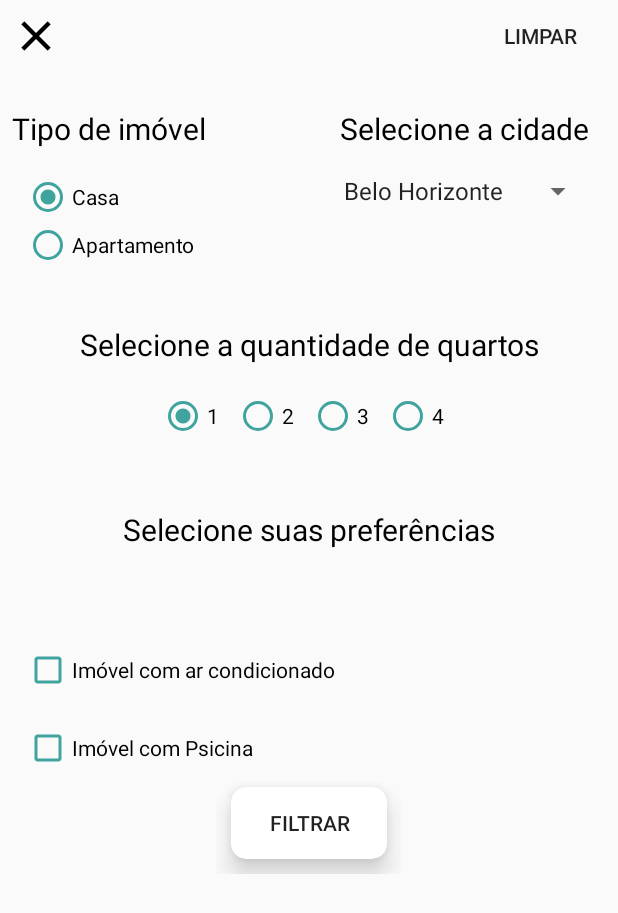
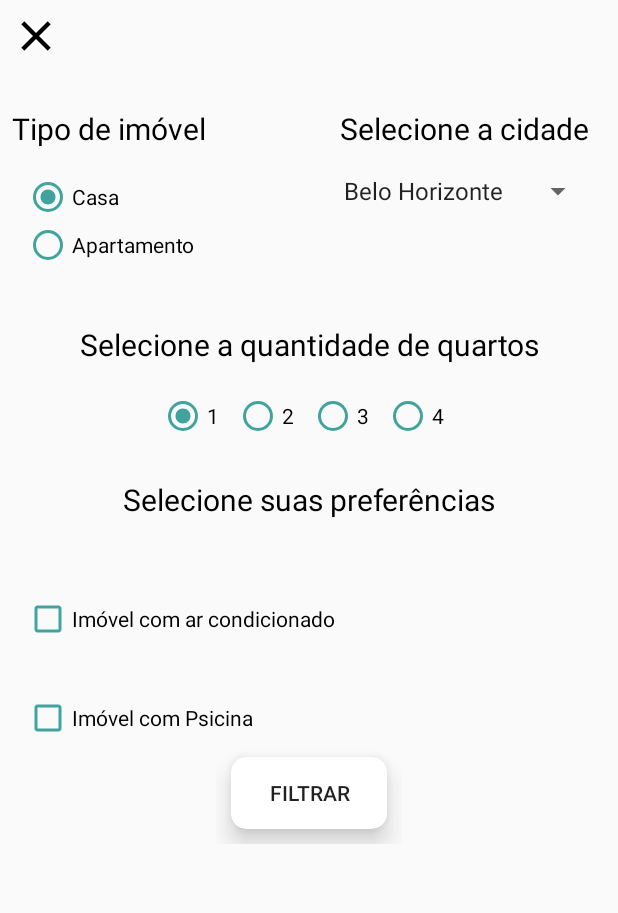
Before and after one commit to FlavioRoberto/exercicio_optativa_android_locacao_imovel, an Android app: the FiltroActivity screen opened directly, with no data from a screen before it, on a phone screen of 412 x 824 dp. Shown: the top 913 px of the screen. Run offline under Robolectric (Android 15) with nearby library versions, the phone set to English and light mode, and no system bars.

Commit message:
Ajuste de interface

```diff
--- a/app/src/main/java/com/rimpressao/exerciciolocacao/activity/FiltroActivity.java
+++ b/app/src/main/java/com/rimpressao/exerciciolocacao/activity/FiltroActivity.java
@@ -59,11 +59,6 @@ public class FiltroActivity extends AppCompatActivity {
             }
         });
 
-
-
-        radioGroup = (RadioGroup) findViewById(R.id.tipo);
-        spinner = (Spinner) findViewById(R.id.spinnerCidades);
-
         spinner.setOnItemSelectedListener(new AdapterView.OnItemSelectedListener() {
             @Override
             public void onItemSelected(AdapterView<?> adapterView, View view, int i, long l) {
@@ -84,6 +79,8 @@ public class FiltroActivity extends AppCompatActivity {
     }
 
     public void fechar(View view) {
+        Intent intent = new Intent(FiltroActivity.this, MainActivity.class);
+        startActivity(intent);
         finish();
     }
 
--- a/app/src/main/java/com/rimpressao/exerciciolocacao/activity/MainActivity.java
+++ b/app/src/main/java/com/rimpressao/exerciciolocacao/activity/MainActivity.java
@@ -33,7 +33,6 @@ public class MainActivity extends AppCompatActivity implements Serializable {
     protected void onCreate(Bundle savedInstanceState) {
         super.onCreate(savedInstanceState);
         setContentView(R.layout.activity_main);
-        getSupportActionBar().hide();
 
         editText = (EditText) findViewById(R.id.pesquisa);
         editText.setOnEditorActionListener(editorActionListener);
--- a/app/src/main/res/layout/activity_filtro.xml
+++ b/app/src/main/res/layout/activity_filtro.xml
@@ -42,20 +42,6 @@
 
             </LinearLayout>
 
-            <LinearLayout
-                android:layout_width="match_parent"
-                android:layout_height="match_parent"
-                android:layout_weight="1"
-                android:gravity="end">
-
-                <Button
-                    android:layout_width="wrap_content"
-                    android:layout_height="wrap_content"
-                    android:background="#00000000"
-                    android:onClick="limpaFiltros"
-                    android:text="Limpar" />
-
-            </LinearLayout>
         </LinearLayout>
 
         <TextView
@@ -194,7 +180,7 @@
             android:layout_width="match_parent"
             android:layout_height="wrap_content"
             android:layout_marginStart="8dp"
-            android:layout_marginTop="36dp"
+            android:layout_marginTop="16dp"
             android:layout_marginEnd="8dp"
             android:text="Selecione suas preferências"
             android:textAlignment="center"
@@ -211,7 +197,7 @@
             android:layout_width="wrap_content"
             android:layout_height="wrap_content"
             android:layout_marginStart="8dp"
-            android:layout_marginTop="64dp"
+            android:layout_marginTop="50dp"
             android:layout_marginEnd="8dp"
             android:buttonTint="@color/colorPrimary"
             android:text="Imóvel com ar condicionado"
--- a/app/src/main/res/values/styles.xml
+++ b/app/src/main/res/values/styles.xml
@@ -1,7 +1,7 @@
 <resources>
 
     <!-- Base application theme. -->
-    <style name="AppTheme" parent="Theme.AppCompat.Light.DarkActionBar">
+    <style name="AppTheme" parent="Theme.AppCompat.Light.NoActionBar">
         <!-- Customize your theme here. -->
         <item name="colorPrimary">@color/colorPrimary</item>
         <item name="colorPrimaryDark">@color/colorPrimaryDark</item>
```
